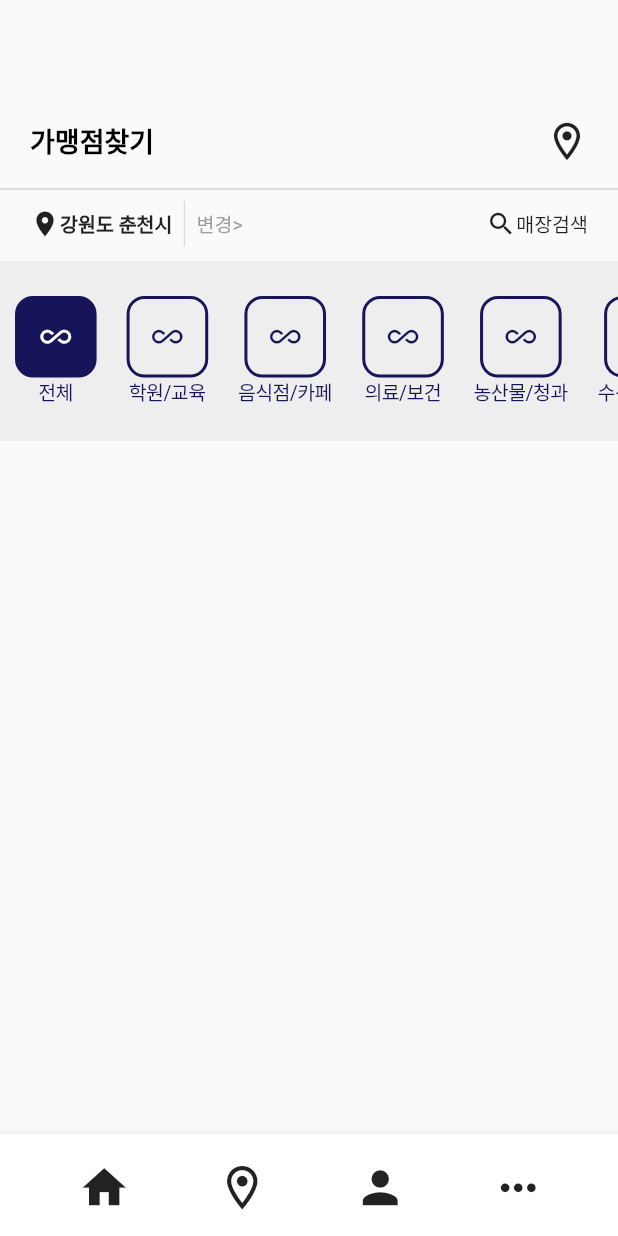
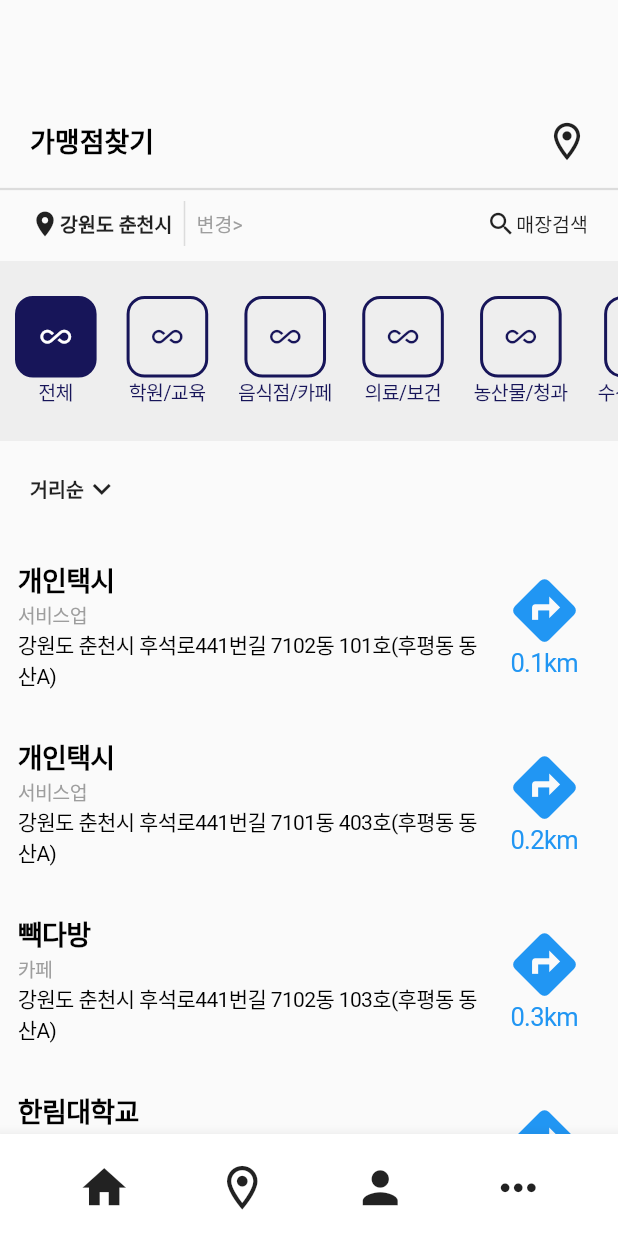
Before and after one commit to EJLee1209/hci_project, a Flutter app: the screen it shows after launch, item 2 of the bottom bar chosen, on a phone screen of 412 x 824 dp. Run offline on Flutter 3.47's test engine with Material 2 defaults, Android fonts, the phone set to English and light mode, and no system bars; our stand-ins replace carousel_slider; missing offline and left inert: flutter_naver_map.

Commit message:
UI - 가맹점 찾기 완료

```diff
--- a/lib/FindScreen.dart
+++ b/lib/FindScreen.dart
@@ -2,6 +2,8 @@ import 'package:app/MapScreen.dart';
 import 'package:flutter/cupertino.dart';
 import 'package:flutter/material.dart';
 import 'package:flutter/widgets.dart';
+
+import 'model/Place.dart';
 
 // 가맹점 찾기 Screen
 class FindScreen extends StatefulWidget {
@@ -13,18 +15,20 @@ class FindScreen extends StatefulWidget {
 
 class _FindScreenState extends State<FindScreen> {
   List<String> tabTitles = ['전체', '학원/교육', '음식점/카페', '의료/보건', '농산물/청과', '수산물/횟집', '축산물/정육', '미용/패션', '식료품/반찬'];
+  List<Place> places = Place.getDummyData();
   int _selected = 0;
 
   @override
   Widget build(BuildContext context) {
     return Column(
       children: [
+        // AppBar
         Container(
           padding: EdgeInsets.fromLTRB(20, 70, 10, 0),
           child: Row(
             mainAxisAlignment: MainAxisAlignment.spaceBetween,
             children: [
-              Text(
+              const Text(
                 "가맹점찾기",
                 style: TextStyle(
                     color: Colors.black,
@@ -40,7 +44,7 @@ class _FindScreenState extends State<FindScreen> {
                         MaterialPageRoute(builder: (context) => MapScreen())
                     );
                   },
-                  icon: Icon(
+                  icon: const Icon(
                     Icons.location_on_outlined,
                     size: 30,
                   )
@@ -48,10 +52,11 @@ class _FindScreenState extends State<FindScreen> {
             ],
           ),
         ),
-        Divider(thickness: 1.5),
-
+        // Divier
+        const Divider(thickness: 1.5),
+        // 현재 위치, 매장 검색
         Container(
-          padding: EdgeInsets.fromLTRB(20, 0, 20, 10),
+          padding: const EdgeInsets.fromLTRB(20, 0, 20, 10),
           height: 40,
           child: Row(
             children: const [
@@ -88,7 +93,6 @@ class _FindScreenState extends State<FindScreen> {
             ],
           ),
         ),
-
         // tab view
         Container(
           height: 120,
@@ -137,8 +141,94 @@ class _FindScreenState extends State<FindScreen> {
           },
             itemCount: tabTitles.length,
             scrollDirection: Axis.horizontal,
+            padding: EdgeInsets.zero,
           ),
         ),
+        // 정렬 기준
+        Container(
+            alignment: Alignment.centerLeft,
+            padding: EdgeInsets.all(20),
+            child: Row(
+              children: const [
+                Text(
+                  "거리순",
+                  style: TextStyle(
+                      fontSize: 13,
+                      fontWeight: FontWeight.bold
+                  ),
+                ),
+                Icon(Icons.keyboard_arrow_down)
+              ],
+            )
+        ),
+        // 가맹점 리스트
+
+        Expanded(
+          child: ListView.builder(itemBuilder: (context, index) {
+            return Padding(
+              padding: const EdgeInsets.all(12.0),
+              child: CupertinoButton(
+                minSize: 0.0,
+                  padding: EdgeInsets.all(0),
+                  child: Row(
+                    children: [
+                      Expanded(
+                        flex: 1,
+                        child: Column(
+                          crossAxisAlignment: CrossAxisAlignment.start,
+                          children: [
+                            Text(
+                                "${places[index].title}",
+                              style: const TextStyle(
+                                fontWeight: FontWeight.bold,
+                                fontSize: 18,
+                                color: Colors.black
+                              ),
+                            ),
+                            Text(
+                                "${places[index].subTitle}",
+                              style: const TextStyle(
+                                  fontSize: 13,
+                                  color: Colors.grey
+                              ),
+                            ),
+                            Text(
+                                "${places[index].description}",
+                              style: const TextStyle(
+                                  fontSize: 14,
+                                  color: Colors.black
+                              ),
+                            ),
+                          ],
+                        ),
+                      ),
+
+                      Padding(
+                        padding: const EdgeInsets.all(12.0),
+                        child: Column(
+                          children: [
+                            const Icon(
+                                Icons.directions,
+                              size: 50,
+                            ),
+                            Text("${places[index].distance}")
+                          ],
+                        ),
+                      )
+                    ],
+                  ),
+                  onPressed: (){
+                    // 가맹점 클릭 이벤트
+
+                  },
+              ),
+            );
+          },
+            itemCount: places.length,
+            padding: EdgeInsets.fromLTRB(0, 0, 0, 8),
+          ),
+        )
+
       ],
     );
   }
--- /dev/null
+++ b/lib/model/Place.dart
@@ -0,0 +1,55 @@
+class Place {
+  String? title;
+  String? subTitle;
+  String? description;
+  String? distance;
+
+  Place(String title, String subTitle, String description, String distance) {
+    this.title = title;
+    this.subTitle = subTitle;
+    this.description = description;
+    this.distance = distance;
+  }
+
+  static List<Place> getDummyData()  {
+    List<Place> dummy = [
+      Place(
+        "개인택시",
+        "서비스업",
+        "강원도 춘천시 후석로441번길 7102동 101호(후평동 동산A)",
+        "0.1km"
+      ),
+      Place(
+          "개인택시",
+          "서비스업",
+          "강원도 춘천시 후석로441번길 7101동 403호(후평동 동산A)",
+          "0.2km"
+      ),
+      Place(
+          "빽다방",
+          "카페",
+          "강원도 춘천시 후석로441번길 7102동 103호(후평동 동산A)",
+          "0.3km"
+      ),
+      Place(
+          "한림대학교",
+          "대학교",
+          "강원도 춘천시 후석로441번길 7102동 104호(후평동 동산A)",
+          "0.5km"
+      ),
+      Place(
+          "HCI 기말프로젝트",
+          "노가다",
+          "강원도 춘천시 후석로441번길 7102동 105호(후평동 동산A)",
+          "1km"
+      ),
+      Place(
+          "플러터",
+          "노가다",
+          "강원도 춘천시 후석로441번길 7102동 106호(후평동 동산A)",
+          "2.1km"
+      ),
+    ];
+    return dummy;
+  }
+}
```
